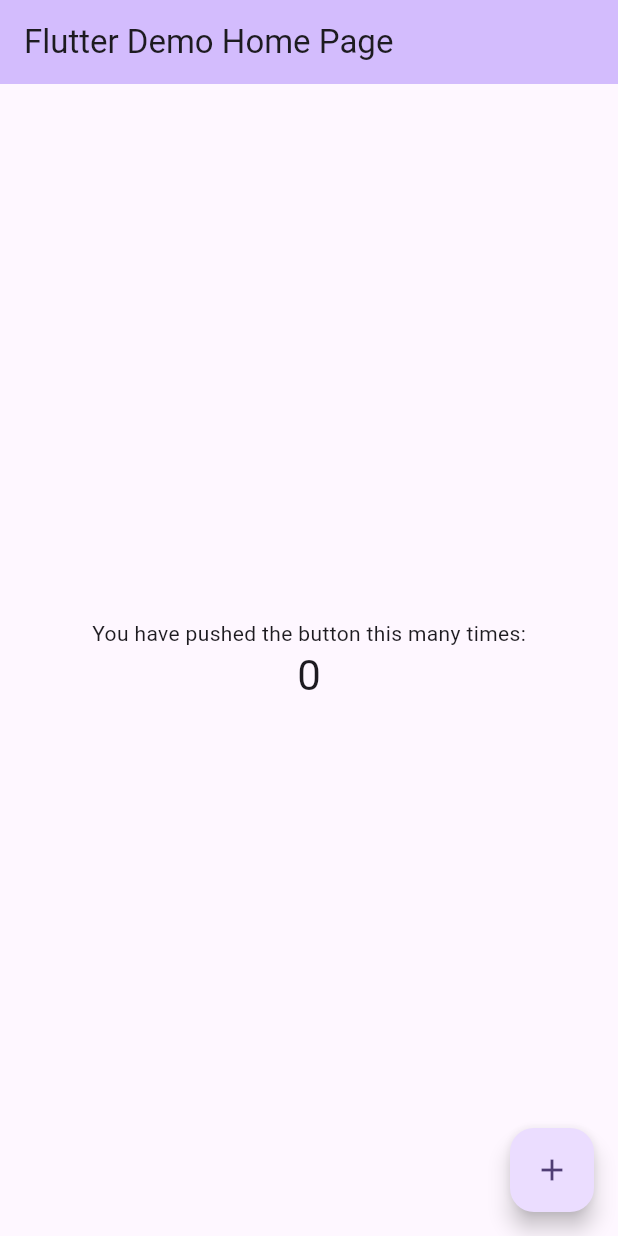
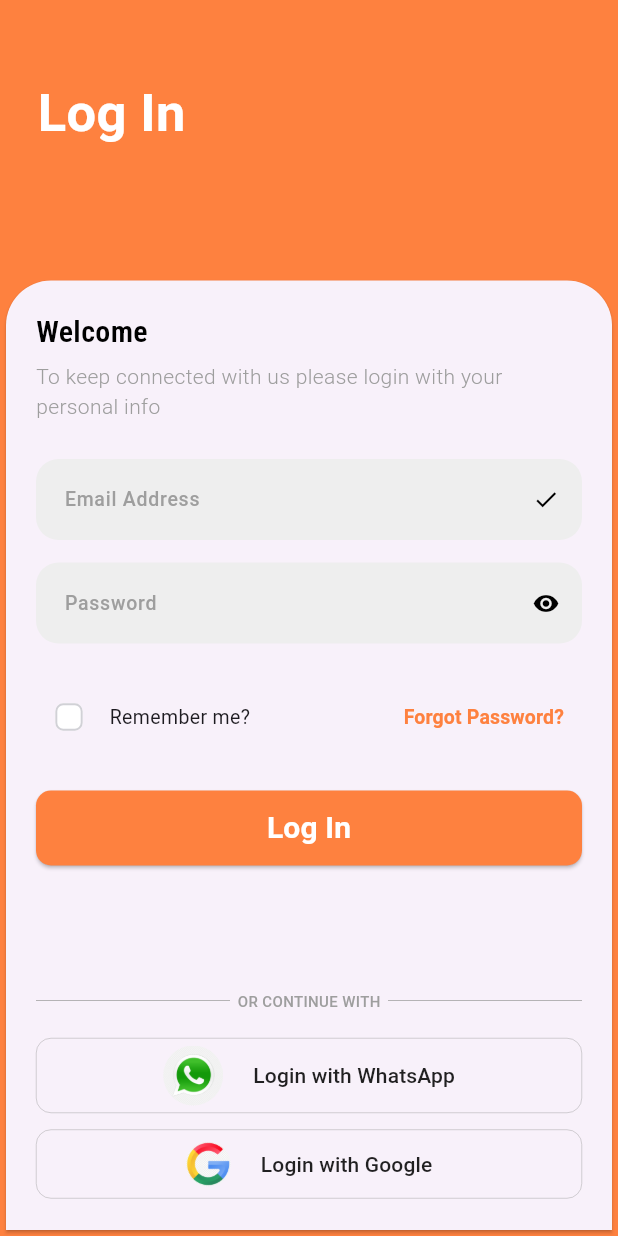
Before and after one commit to vidisha1106/login_screen, a Flutter app: the screen it shows after launch, on a phone screen of 412 x 824 dp. Run offline on Flutter 3.47's test engine with Material 2 defaults, Android fonts, the phone set to English and light mode, and no system bars; our stand-ins replace google_fonts.

Commit message:
Login Screen Completed

```diff
--- a/lib/main.dart
+++ b/lib/main.dart
@@ -1,4 +1,6 @@
+import 'package:flutter/cupertino.dart';
 import 'package:flutter/material.dart';
+import 'package:google_fonts/google_fonts.dart';
 
 void main() {
   runApp(const MyApp());
@@ -7,119 +9,321 @@ void main() {
 class MyApp extends StatelessWidget {
   const MyApp({super.key});
 
-  // This widget is the root of your application.
   @override
   Widget build(BuildContext context) {
     return MaterialApp(
       title: 'Flutter Demo',
+      debugShowCheckedModeBanner: false,
       theme: ThemeData(
-        // This is the theme of your application.
-        //
-        // TRY THIS: Try running your application with "flutter run". You'll see
-        // the application has a blue toolbar. Then, without quitting the app,
-        // try changing the seedColor in the colorScheme below to Colors.green
-        // and then invoke "hot reload" (save your changes or press the "hot
-        // reload" button in a Flutter-supported IDE, or press "r" if you used
-        // the command line to start the app).
-        //
-        // Notice that the counter didn't reset back to zero; the application
-        // state is not lost during the reload. To reset the state, use hot
-        // restart instead.
-        //
-        // This works for code too, not just values: Most code changes can be
-        // tested with just a hot reload.
         colorScheme: ColorScheme.fromSeed(seedColor: Colors.deepPurple),
         useMaterial3: true,
       ),
-      home: const MyHomePage(title: 'Flutter Demo Home Page'),
+      home: MyHomePage(),
     );
   }
 }
 
 class MyHomePage extends StatefulWidget {
-  const MyHomePage({super.key, required this.title});
-
-  // This widget is the home page of your application. It is stateful, meaning
-  // that it has a State object (defined below) that contains fields that affect
-  // how it looks.
-
-  // This class is the configuration for the state. It holds the values (in this
-  // case the title) provided by the parent (in this case the App widget) and
-  // used by the build method of the State. Fields in a Widget subclass are
-  // always marked "final".
-
-  final String title;
+  const MyHomePage({super.key});
 
   @override
   State<MyHomePage> createState() => _MyHomePageState();
 }
 
 class _MyHomePageState extends State<MyHomePage> {
-  int _counter = 0;
+  Size? mediaSize;
+  TextEditingController emailController = TextEditingController();
+  TextEditingController passController = TextEditingController();
+  bool rememberUser = false;
 
-  void _incrementCounter() {
-    setState(() {
-      // This call to setState tells the Flutter framework that something has
-      // changed in this State, which causes it to rerun the build method below
-      // so that the display can reflect the updated values. If we changed
-      // _counter without calling setState(), then the build method would not be
-      // called again, and so nothing would appear to happen.
-      _counter++;
-    });
+  @override
+  Widget build(BuildContext context) {
+    mediaSize = MediaQuery.of(context).size;
+    return Container(
+      decoration: BoxDecoration(
+        color: Color(0xfffe813f),
+      ),
+      child: Scaffold(
+        backgroundColor: Colors.transparent,
+        body: Stack(
+          children: [
+            Positioned(top: 50, left: 25, child: _buildTop()),
+            Positioned(bottom: 0, child: _buildBottom()),
+          ],
+        ),
+      ),
+    );
+  }
+
+  Widget _buildTop() {
+    return SizedBox(
+      width: mediaSize?.width,
+      child: Text(
+        "Log In",
+        style: GoogleFonts.roboto(
+          color: Colors.white,
+          fontWeight: FontWeight.w700,
+          fontSize: 35,
+        ),
+      ),
+    );
+  }
+
+  Widget _buildBottom() {
+    return SizedBox(
+      width: mediaSize?.width,
+      child: Expanded(
+        child: Card(
+          shape: RoundedRectangleBorder(
+              borderRadius: BorderRadius.only(
+                  topLeft: Radius.circular(30), topRight: Radius.circular(30))),
+          child: Padding(
+            padding: const EdgeInsets.all(20.0),
+            child: _buildForm(),
+          ),
+        ),
+      ),
+    );
+  }
+
+  Widget _buildForm() {
+    return Column(
+      mainAxisAlignment: MainAxisAlignment.spaceBetween,
+      children: [
+        Column(
+          crossAxisAlignment: CrossAxisAlignment.start,
+          children: [
+            Text(
+              "Welcome",
+              style: GoogleFonts.robotoCondensed(
+                fontSize: 20,
+                fontWeight: FontWeight.w600,
+                color: Colors.black,
+              ),
+            ),
+            SizedBox(
+              height: 5,
+            ),
+            Text(
+              "To keep connected with us please login with your personal info",
+              style: GoogleFonts.robotoFlex(
+                  color: Colors.grey, fontWeight: FontWeight.w300),
+            ),
+            SizedBox(
+              height: 25,
+            ),
+            _buildInputField(emailController),
+            SizedBox(
+              height: 15,
+            ),
+            _buildInputField(passController, isPassword: true),
+            SizedBox(
+              height: 25,
+            ),
+            _buildRememberForgot(),
+            SizedBox(
+              height: 25,
+            ),
+            Align(alignment: Alignment.center, child: _buildLoginButton()),
+            SizedBox(
+              height: 25,
+            ),
+          ],
+        ),
+        SizedBox(height: 40,),
+        _buildOtherLogin(),
+      ],
+    );
+  }
+
+  Widget _buildInputField(TextEditingController controller,
+      {isPassword = false}) {
+    return TextField(
+      controller: controller,
+      obscureText: isPassword,
+      decoration: InputDecoration(
+        labelText: isPassword ? "Password" : "Email Address",
+        isDense: true,
+        isCollapsed: true,
+        labelStyle: GoogleFonts.robotoFlex(
+            fontSize: 13,
+            fontWeight: FontWeight.w500,
+            color: Colors.grey.shade500),
+        suffixIcon: isPassword ? Icon(Icons.remove_red_eye) : Icon(Icons.done),
+        suffixIconColor: Colors.black,
+        filled: true,
+        border: OutlineInputBorder(
+            borderSide: BorderSide.none,
+            borderRadius: BorderRadius.all(Radius.circular(15))),
+        contentPadding: EdgeInsets.all(15),
+        fillColor: Colors.grey.shade200,
+      ),
+    );
+  }
+
+  Widget _buildRememberForgot() {
+    return Row(
+      mainAxisAlignment: MainAxisAlignment.spaceBetween,
+      children: [
+        Row(
+          children: [
+            Transform.scale(
+              scale: 1.3,
+              child: CupertinoCheckbox(
+                  activeColor: Color(0xfffe813f),
+                  value: rememberUser,
+                  onChanged: (value) {
+                    setState(() {
+                      rememberUser = value!;
+                    });
+                  }),
+            ),
+            SizedBox(
+              width: 5,
+            ),
+            Text(
+              "Remember me?",
+              style: GoogleFonts.robotoFlex(fontSize: 13),
+            ),
+          ],
+        ),
+        TextButton(
+          onPressed: () {},
+          child: Text("Forgot Password?",
+              style: GoogleFonts.robotoFlex(
+                  color: Color(0xfffe813f),
+                  fontWeight: FontWeight.w700,
+                  fontSize: 13)),
+        ),
+      ],
+    );
+  }
+
+  Widget _buildLoginButton() {
+    return ElevatedButton(
+      onPressed: () {},
+      child: Text("Log In",
+          style: GoogleFonts.roboto(
+            color: Colors.white,
+            fontWeight: FontWeight.w700,
+            fontSize: 20,
+          )),
+      style: ElevatedButton.styleFrom(
+        minimumSize: Size.fromHeight(50),
+        backgroundColor: Color(0xfffe813f),
+        shape: RoundedRectangleBorder(
+          borderRadius: BorderRadius.all(
+            Radius.circular(10),
+          ),
+        ),
+      ),
+    );
+  }
+
+  Widget _buildOtherLogin() {
+    return Column(
+      mainAxisAlignment: MainAxisAlignment.end,
+      children: [
+        Row(
+          children: [
+            Expanded(
+              child: Container(
+                child: Divider(
+                  color: Colors.grey,
+                  thickness: 0.50,
+                  height: 50,
+                  endIndent: 5,
+                ),
+              ),
+            ),
+            Text("OR CONTINUE WITH",
+                style: GoogleFonts.robotoFlex(
+                    fontSize: 10,
+                    color: Colors.grey,
+                    fontWeight: FontWeight.w500)),
+            Expanded(
+              child: Container(
+                child: Divider(
+                  color: Colors.grey,
+                  thickness: 0.50,
+                  height: 50,
+                  indent: 5,
+                ),
+              ),
+            ),
+          ],
+        ),
+        MaterialButton(
+          shape: RoundedRectangleBorder(
+              side: BorderSide(color: Colors.grey, width: 0.3),
+              borderRadius: BorderRadius.all(Radius.circular(10))),
+          onPressed: () {},
+          child: Padding(
+            padding: const EdgeInsets.all(5.0),
+            child: Row(
+              mainAxisAlignment: MainAxisAlignment.center,
+              children: [
+                Container(
+                  height: 40.0,
+                  width: 40.0,
+                  decoration: BoxDecoration(
+                    image: DecorationImage(
+                        image: AssetImage('assets/icons/wp_icon.png'),
+                        fit: BoxFit.cover),
+                    shape: BoxShape.circle,
+                  ),
+                ),
+                SizedBox(
+                  width: 20,
+                ),
+                Text(
+                  "Login with WhatsApp",
+                  style: GoogleFonts.robotoFlex(),
+                )
+              ],
+            ),
+          ),
+        ),
+        SizedBox(
+          height: 10,
+        ),
+        MaterialButton(
+          shape: RoundedRectangleBorder(
+              side: BorderSide(color: Colors.grey, width: 0.3),
+              borderRadius: BorderRadius.all(Radius.circular(10))),
+          onPressed: () {},
+          child: Padding(
+            padding: const EdgeInsets.all(8.0),
+            child: Row(
+              mainAxisAlignment: MainAxisAlignment.center,
+              children: [
+                Container(
+                  height: 30.0,
+                  width: 30.0,
+                  decoration: BoxDecoration(
+                    image: DecorationImage(
+                        image: AssetImage('assets/icons/google_icon.png'),
+                        fit: BoxFit.cover),
+                    shape: BoxShape.circle,
+                  ),
+                ),
+                SizedBox(
+                  width: 20,
+                ),
+                Text(
+                  "Login with Google",
+                  style: GoogleFonts.robotoFlex(),
+                )
+              ],
+            ),
+          ),
+        )
+      ],
+    );
   }
 
   @override
-  Widget build(BuildContext context) {
-    // This method is rerun every time setState is called, for instance as done
-    // by the _incrementCounter method above.
-    //
-    // The Flutter framework has been optimized to make rerunning build methods
-    // fast, so that you can just rebuild anything that needs updating rather
-    // than having to individually change instances of widgets.
-    return Scaffold(
-      appBar: AppBar(
-        // TRY THIS: Try changing the color here to a specific color (to
-        // Colors.amber, perhaps?) and trigger a hot reload to see the AppBar
-        // change color while the other colors stay the same.
-        backgroundColor: Theme.of(context).colorScheme.inversePrimary,
-        // Here we take the value from the MyHomePage object that was created by
-        // the App.build method, and use it to set our appbar title.
-        title: Text(widget.title),
-      ),
-      body: Center(
-        // Center is a layout widget. It takes a single child and positions it
-        // in the middle of the parent.
-        child: Column(
-          // Column is also a layout widget. It takes a list of children and
-          // arranges them vertically. By default, it sizes itself to fit its
-          // children horizontally, and tries to be as tall as its parent.
-          //
-          // Column has various properties to control how it sizes itself and
-          // how it positions its children. Here we use mainAxisAlignment to
-          // center the children vertically; the main axis here is the vertical
-          // axis because Columns are vertical (the cross axis would be
-          // horizontal).
-          //
-          // TRY THIS: Invoke "debug painting" (choose the "Toggle Debug Paint"
-          // action in the IDE, or press "p" in the console), to see the
-          // wireframe for each widget.
-          mainAxisAlignment: MainAxisAlignment.center,
-          children: <Widget>[
-            const Text(
-              'You have pushed the button this many times:',
-            ),
-            Text(
-              '$_counter',
-              style: Theme.of(context).textTheme.headlineMedium,
-            ),
-          ],
-        ),
-      ),
-      floatingActionButton: FloatingActionButton(
-        onPressed: _incrementCounter,
-        tooltip: 'Increment',
-        child: const Icon(Icons.add),
-      ), // This trailing comma makes auto-formatting nicer for build methods.
-    );
+  void initState() {
+    super.initState();
   }
 }
--- a/pubspec.yaml
+++ b/pubspec.yaml
@@ -35,6 +35,7 @@ dependencies:
   # The following adds the Cupertino Icons font to your application.
   # Use with the CupertinoIcons class for iOS style icons.
   cupertino_icons: ^1.0.2
+  google_fonts: 6.1.0
 
 dev_dependencies:
   flutter_test:
@@ -57,6 +58,8 @@ flutter:
   # included with your application, so that you can use the icons in
   # the material Icons class.
   uses-material-design: true
+  assets:
+    - assets/icons/
 
   # To add assets to your application, add an assets section, like this:
   # assets:
```
Also changed, not shown: assets/icons/google_icon.png (added), assets/icons/visibility_eye.png (added), assets/icons/wp_icon.png (added), pubspec.lock, 1 other file.
